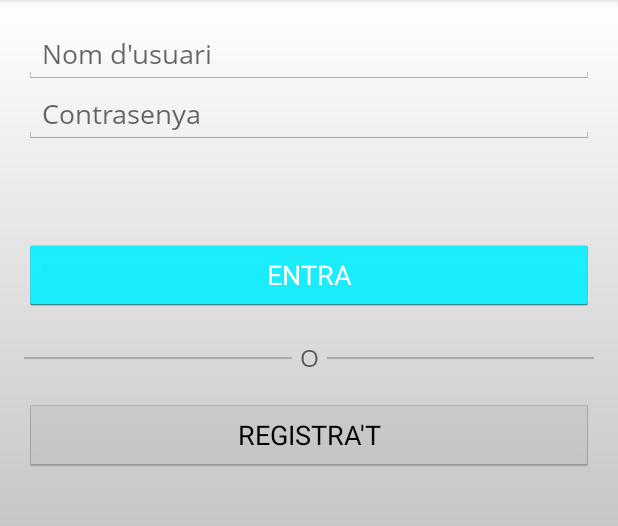
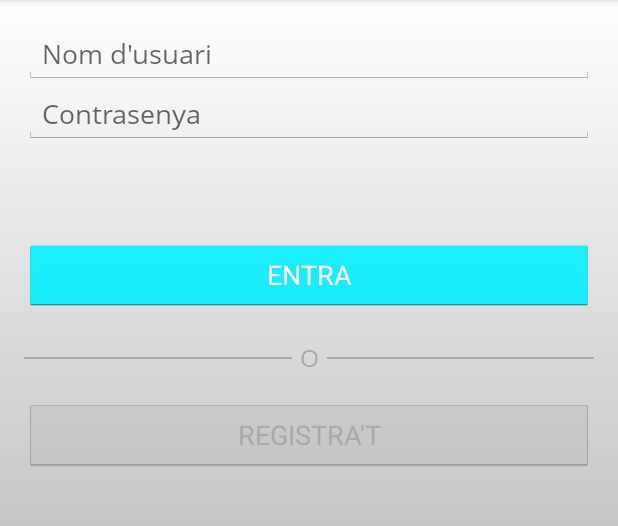
Before and after one commit to frangallart/MTBFreeride, an Android app: the LoginUsuari screen opened directly, with no data from a screen before it, on a phone screen of 412 x 824 dp, the part 84-610 px from its top. Run offline under Robolectric (Android 15) with nearby library versions, the phone set to English and light mode, and no system bars.

Commit message:
Disseny d'una modalitat del mainActivity

```diff
--- a/app/src/main/res/layout-land/activity_login.xml
+++ b/app/src/main/res/layout-land/activity_login.xml
@@ -85,7 +85,7 @@
                         android:textAppearance="@android:style/TextAppearance"
                         android:text="@string/txt_o_login"
                         android:id="@+id/tvSeparador"
-                    android:textColor="@color/button_material_dark" />
+                        android:textColor="@color/DarkGray" />
 
                     <LinearLayout
                         android:orientation="vertical"
@@ -103,7 +103,8 @@
                     android:layout_height="wrap_content"
                     android:layout_marginTop="16dp"
                     android:text="@string/login_sign_up"
-                android:background="@drawable/customapptheme_btn_default_holo_light_dis" />
+                    android:background="@drawable/customapptheme_btn_default_holo_light_dis"
+                    android:textColor="@color/DarkGray" />
             </LinearLayout>
 
         </LinearLayout>
--- a/app/src/main/res/layout/activity_login.xml
+++ b/app/src/main/res/layout/activity_login.xml
@@ -86,7 +86,7 @@
                         android:textAppearance="@android:style/TextAppearance"
                         android:text="@string/txt_o_login"
                         android:id="@+id/tvSeparador"
-                        android:textColor="@color/button_material_dark" />
+                        android:textColor="@color/DarkGray" />
 
                     <LinearLayout
                         android:orientation="vertical"
@@ -104,7 +104,8 @@
                     android:layout_height="wrap_content"
                     android:layout_marginTop="16dp"
                     android:text="@string/login_sign_up"
-                    android:background="@drawable/customapptheme_btn_default_holo_light_dis" />
+                    android:background="@drawable/customapptheme_btn_default_holo_light_dis"
+                    android:textColor="@color/DarkGray" />
             </LinearLayout>
 
         </LinearLayout>
@@ -119,6 +120,6 @@
         android:layout_height="wrap_content"
         android:visibility="gone"
         android:layout_centerHorizontal="true"
-        android:layout_centerVertical="true" />
+        android:layout_marginTop="85dp" />
 
 </RelativeLayout>
--- a/app/src/main/res/values/strings.xml
+++ b/app/src/main/res/values/strings.xml
@@ -24,5 +24,8 @@
     <string name="txt_o_login">O</string>
 
     <string name="title_activity_registre_usuari">RegistreUsuari</string>
-    <string name="im_login">img_login</string>
+    <string name="im_login">img login</string>
+    <string name="img_modal">image modal</string>
+    <string name="titol_modalitat">Títol modalitat</string>
+    <string name="detalls_modalitat">detalls modalitat</string>
 </resources>
```
Also changed, not shown: app/src/main/res/layout/fragment_main.xml (+71 -4 lines), app/src/main/res/drawable/img_sign_up_default.png (added). Lines whose indentation alone changed are shown as unchanged.
